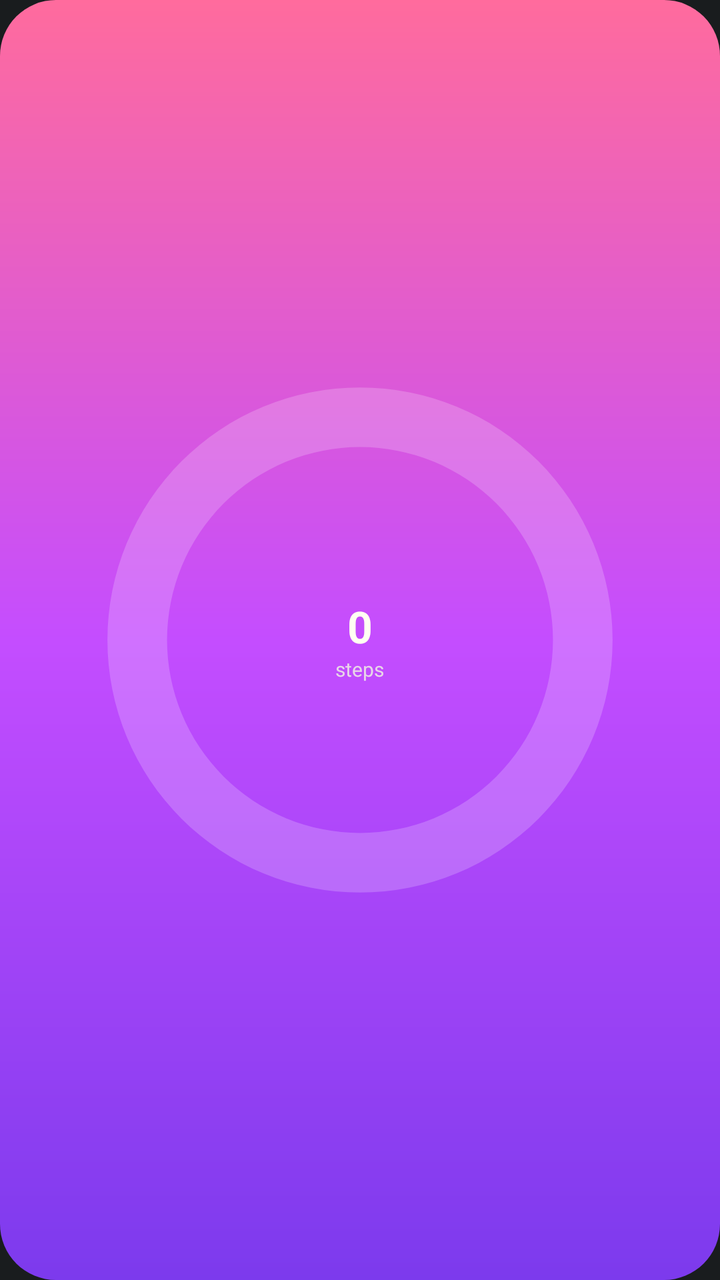
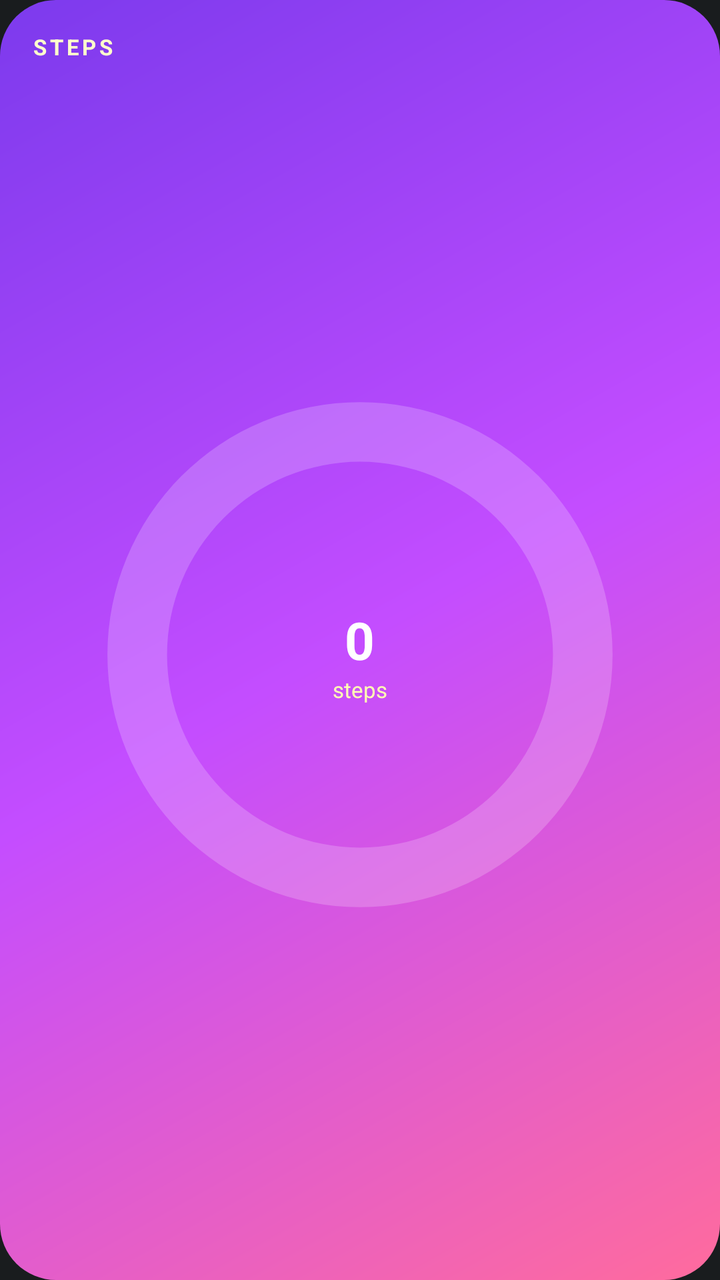

The first picture is an Android layout as it rendered before a commit; the second is the same layout after the commit. The layout source and the unified diff follow.
<!-- AndroidManifest.xml: application theme Theme.MyApplication -->
<!-- res/layout/widget_glass_steps.xml -->
<?xml version="1.0" encoding="utf-8"?>
<LinearLayout xmlns:android="http://schemas.android.com/apk/res/android"
    android:id="@+id/glass_root"
    android:layout_width="match_parent"
    android:layout_height="match_parent"
    android:background="@drawable/bg_widget_card"
    android:orientation="vertical">
    <FrameLayout
        android:layout_width="match_parent"
        android:layout_height="0dp"
        android:layout_weight="1">
        <ProgressBar
            android:id="@+id/pb_ring"
            style="?android:attr/progressBarStyleHorizontal"
            android:layout_width="match_parent"
            android:layout_height="match_parent"
            android:indeterminate="false"
            android:max="100"
            android:progress="0"
            android:progressDrawable="@drawable/ring_progress_glass" />
        <LinearLayout
            android:layout_width="match_parent"
            android:layout_height="match_parent"
            android:gravity="center"
            android:orientation="vertical">
    <TextView
        android:id="@+id/tv_value"
        android:layout_width="wrap_content"
        android:layout_height="wrap_content"
        android:text="0"
        android:textColor="@color/glass_text"
        android:textSize="22sp"
        android:textStyle="bold"
        android:maxLines="1"
         />
    <TextView
        android:id="@+id/tv_sub"
        android:layout_width="wrap_content"
        android:layout_height="wrap_content"
        android:text="steps"
        android:textColor="@color/glass_muted"
        android:textSize="10sp"
        
        android:maxLines="1"
         />
        </LinearLayout>
    </FrameLayout>
</LinearLayout>
<!-- resources referenced by this layout -->
<resources>
  <color name="glass_muted">#E8D5E8</color>
  <color name="glass_text">#FFFFFFF2</color>
  <!-- drawable bg_widget_card (drawable) -->
  <?xml version="1.0" encoding="utf-8"?>
  <shape xmlns:android="http://schemas.android.com/apk/res/android" android:shape="rectangle">
      <gradient
          android:type="linear"
          android:angle="145"
          android:startColor="#FF6B9D"
          android:centerColor="#C44DFF"
          android:endColor="#7C3AED" />
      <corners android:radius="28dp" />
      <padding
          android:left="16dp"
          android:top="16dp"
          android:right="16dp"
          android:bottom="16dp" />
  </shape>
  <!-- drawable ring_progress_glass (drawable) -->
  <?xml version="1.0" encoding="utf-8"?>
  <layer-list xmlns:android="http://schemas.android.com/apk/res/android">
      <item android:id="@android:id/background">
          <shape android:shape="ring" android:innerRadiusRatio="3.4" android:thicknessRatio="11" android:useLevel="false">
              <solid android:color="#33FFFFFF" />
          </shape>
      </item>
      <item android:id="@android:id/progress">
          <rotate android:fromDegrees="270" android:toDegrees="270" android:pivotX="50%" android:pivotY="50%">
              <shape android:shape="ring" android:innerRadiusRatio="3.4" android:thicknessRatio="11" android:useLevel="true">
                  <solid android:color="#67E8F9" />
              </shape>
          </rotate>
      </item>
  </layer-list>
  <style name="Theme.MyApplication" parent="android:Theme.DeviceDefault.NoActionBar" />
</resources>

<!-- the commit's change to res/layout/widget_glass_steps.xml (unified diff, before → after) -->
@@ -3,8 +3,18 @@
     android:id="@+id/glass_root"
     android:layout_width="match_parent"
     android:layout_height="match_parent"
-    android:background="@drawable/bg_widget_card"
-    android:orientation="vertical">
+    android:background="@drawable/bg_grad_steps"
+    android:orientation="vertical"
+    android:padding="16dp">
+    <TextView
+        android:id="@+id/tv_label"
+        android:layout_width="wrap_content"
+        android:layout_height="wrap_content"
+        android:text="STEPS"
+        android:textColor="#FFFFFFCC"
+        android:textSize="11sp"
+        android:textStyle="bold"
+        android:letterSpacing="0.14" />
     <FrameLayout
         android:layout_width="match_parent"
         android:layout_height="0dp"
@@ -23,26 +33,23 @@
             android:layout_height="match_parent"
             android:gravity="center"
             android:orientation="vertical">
-    <TextView
-        android:id="@+id/tv_value"
-        android:layout_width="wrap_content"
-        android:layout_height="wrap_content"
-        android:text="0"
-        android:textColor="@color/glass_text"
-        android:textSize="22sp"
-        android:textStyle="bold"
-        android:maxLines="1"
-         />
-    <TextView
-        android:id="@+id/tv_sub"
-        android:layout_width="wrap_content"
-        android:layout_height="wrap_content"
-        android:text="steps"
-        android:textColor="@color/glass_muted"
-        android:textSize="10sp"
-        
-        android:maxLines="1"
-         />
+            <TextView
+                android:id="@+id/tv_value"
+                android:layout_width="wrap_content"
+                android:layout_height="wrap_content"
+                android:text="0"
+                android:textColor="#FFFFFF"
+                android:textSize="26sp"
+                android:textStyle="bold"
+                android:maxLines="1" />
+            <TextView
+                android:id="@+id/tv_sub"
+                android:layout_width="wrap_content"
+                android:layout_height="wrap_content"
+                android:text="steps"
+                android:textColor="#FFFFFFB3"
+                android:textSize="11sp"
+                android:maxLines="1" />
         </LinearLayout>
     </FrameLayout>
 </LinearLayout>
<!-- resource entries referenced after the edit -->
@@ -1,22 +1,15 @@
 <!-- resources referenced by this layout -->
 <resources>
-  <color name="glass_muted">#E8D5E8</color>
-  <color name="glass_text">#FFFFFFF2</color>
-  <!-- drawable bg_widget_card (drawable) -->
+  <!-- drawable bg_grad_steps (drawable) -->
   <?xml version="1.0" encoding="utf-8"?>
   <shape xmlns:android="http://schemas.android.com/apk/res/android" android:shape="rectangle">
       <gradient
           android:type="linear"
-          android:angle="145"
+          android:angle="135"
           android:startColor="#FF6B9D"
           android:centerColor="#C44DFF"
           android:endColor="#7C3AED" />
       <corners android:radius="28dp" />
-      <padding
-          android:left="16dp"
-          android:top="16dp"
-          android:right="16dp"
-          android:bottom="16dp" />
   </shape>
   <!-- drawable ring_progress_glass (drawable) -->
   <?xml version="1.0" encoding="utf-8"?>
